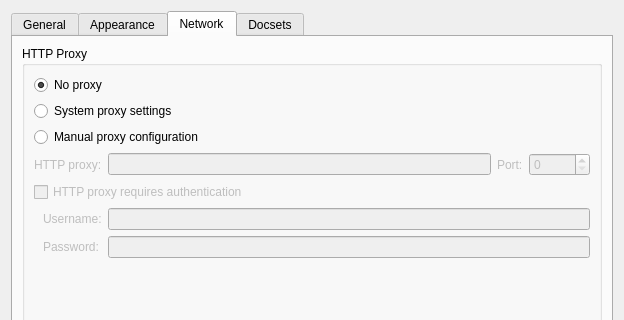
Above: src/ui/forms/settingsdialog.ui from zealdocs/zeal before the change; both pictures show x 0 to 624 and y 0 to 320 of the 624 by 505 pixel window. Below: the same form after it.
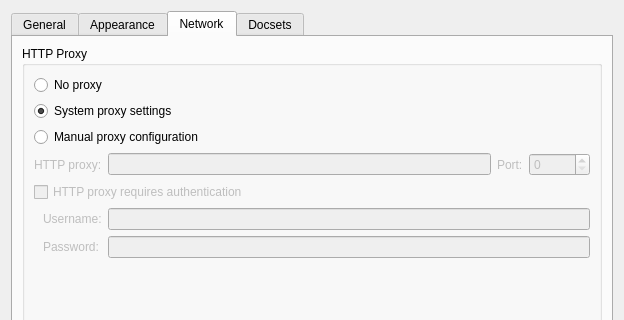
That is the form after the change. The open tabs and pages were chosen to show the change. Custom widgets are drawn as their Qt base class.

Commit message: Rename HTTP proxy related controls

```diff
--- a/src/ui/forms/settingsdialog.ui
+++ b/src/ui/forms/settingsdialog.ui
@@ -226,7 +226,7 @@
              <string>No proxy</string>
             </property>
             <property name="checked">
-             <bool>true</bool>
+             <bool>false</bool>
             </property>
            </widget>
           </item>
@@ -239,7 +239,7 @@
              <string>System proxy settings</string>
             </property>
             <property name="checked">
-             <bool>false</bool>
+             <bool>true</bool>
             </property>
            </widget>
           </item>
```
Left out of the diff: 70 changed lines with no effect on the pictures. The commit also changes 1 other file.
